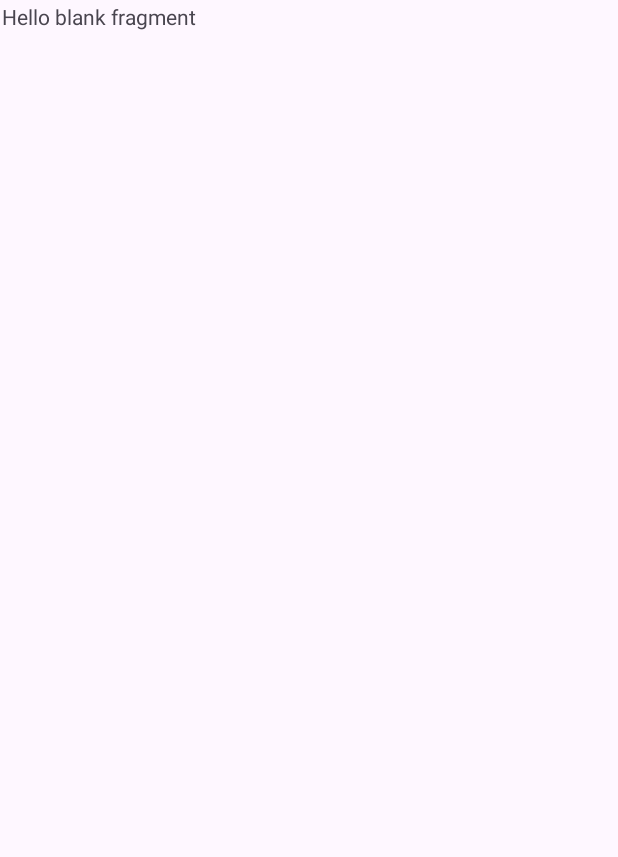
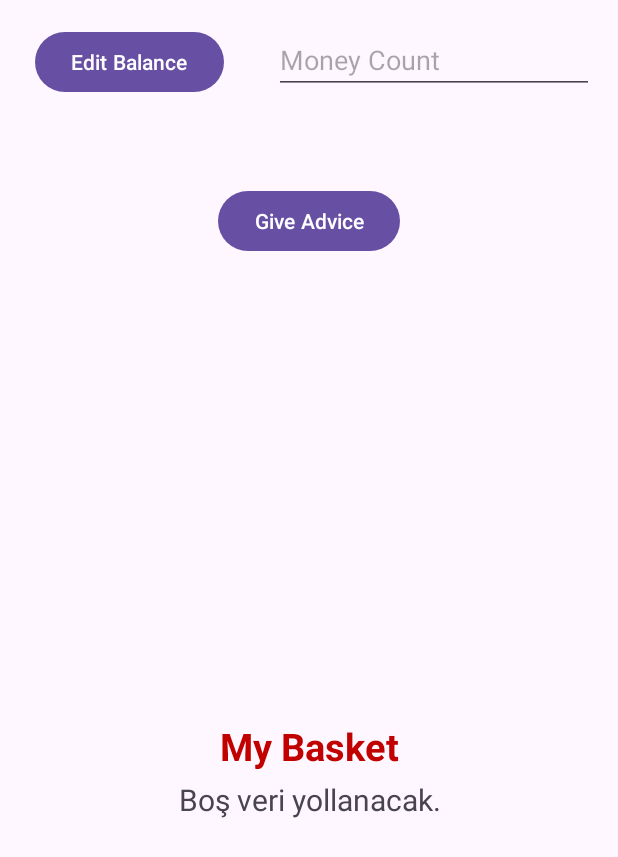
Before and after one commit to cvkcan/Mini-ExchangeApp, an Android app: the ProfileFragment screen opened through its navigation route, on a phone screen of 412 x 824 dp. Before the commit the part shown is almost empty. Shown: the top 857 px of the screen. Run offline under Robolectric (Android 15) with nearby library versions, the phone set to English and light mode, and no system bars.

Commit message:
ProfileFragment için recylerView'lara veri yollanma tamamlandı. GiveAdvice algoritması yazılacak. MyBasket datası için db kurulumu yapılıp veri çekilecek.

```diff
--- /dev/null
+++ b/app/src/main/java/com/cvkcan/exchangeapp/GetBasketRecyclerAdapter.kt
@@ -0,0 +1,29 @@
+package com.cvkcan.exchangeapp
+
+import android.view.LayoutInflater
+import android.view.View
+import android.view.ViewGroup
+import android.widget.TextView
+import androidx.recyclerview.widget.RecyclerView
+import androidx.recyclerview.widget.RecyclerView.ViewHolder
+
+class GetBasketRecyclerAdapter(val getBasketDatas : ArrayList<String>)
+    : RecyclerView.Adapter<GetBasketRecyclerAdapter.MyBasketVH>(){
+    class MyBasketVH(itemView : View) : RecyclerView.ViewHolder(itemView) {
+
+    }
+    override fun onCreateViewHolder(parent: ViewGroup, viewType: Int): MyBasketVH {
+        val itemView = LayoutInflater.from(parent.context)
+            .inflate(R.layout.recycler_getbasket,parent,false)
+        return MyBasketVH(itemView)
+    }
+
+    override fun getItemCount(): Int {
+        return getBasketDatas.size
+    }
+
+    override fun onBindViewHolder(holder: MyBasketVH, position: Int) {
+        holder.itemView.findViewById<TextView>(R.id.getBasketText).text =
+            getBasketDatas.get(position)
+    }
+}
--- /dev/null
+++ b/app/src/main/java/com/cvkcan/exchangeapp/GiveAdviceRecyclerAdapter.kt
@@ -0,0 +1,28 @@
+package com.cvkcan.exchangeapp
+
+import android.view.LayoutInflater
+import android.view.View
+import android.view.ViewGroup
+import android.widget.TextView
+import androidx.recyclerview.widget.RecyclerView
+
+class GiveAdviceRecyclerAdapter(val getAdvice : ArrayList<String>)
+    : RecyclerView.Adapter<GiveAdviceRecyclerAdapter.GiveAdviceVH>() {
+    class GiveAdviceVH(itemView : View) : RecyclerView.ViewHolder(itemView){
+
+    }
+
+    override fun onCreateViewHolder(parent: ViewGroup, viewType: Int): GiveAdviceVH {
+        val itemView = LayoutInflater.from(parent.context)
+            .inflate(R.layout.recycler_giveadvice,parent,false)
+        return GiveAdviceVH(itemView)
+    }
+
+    override fun getItemCount(): Int {
+        return getAdvice.size
+    }
+
+    override fun onBindViewHolder(holder: GiveAdviceVH, position: Int) {
+        holder.itemView.findViewById<TextView>(R.id.setAdviceText).text = getAdvice.get(position)
+    }
+}
--- a/app/src/main/java/com/cvkcan/exchangeapp/ProfileFragment.kt
+++ b/app/src/main/java/com/cvkcan/exchangeapp/ProfileFragment.kt
@@ -5,16 +5,48 @@ import androidx.fragment.app.Fragment
 import android.view.LayoutInflater
 import android.view.View
 import android.view.ViewGroup
+import android.widget.Button
+import androidx.recyclerview.widget.LinearLayoutManager
+import androidx.recyclerview.widget.RecyclerView
 
 class ProfileFragment : Fragment() {
+
+
+
     override fun onCreate(savedInstanceState: Bundle?) {
         super.onCreate(savedInstanceState)
+
     }
     override fun onCreateView(
         inflater: LayoutInflater, container: ViewGroup?,
         savedInstanceState: Bundle?
     ): View? {
+
         // Inflate the layout for this fragment
         return inflater.inflate(R.layout.fragment_profile, container, false)
+
+    }
+
+    override fun onViewCreated(view: View, savedInstanceState: Bundle?) {
+        super.onViewCreated(view, savedInstanceState)
+        val giveAdvice = view.findViewById<Button>(R.id.giveAdvice)
+        giveAdvice.setOnClickListener {
+            val totalValue = ArrayList<String>()
+            totalValue.add("2500 GOLD")
+            totalValue.add("1222 EURO")
+            val layout = LinearLayoutManager(this.context)
+            val recyclerView: RecyclerView = requireView().findViewById(R.id.recyclerView2)
+            recyclerView.layoutManager = layout
+            val adapter = GiveAdviceRecyclerAdapter(totalValue)
+            recyclerView.adapter = adapter
+        }
+        val aboutMyBasket = ArrayList<String>()
+        aboutMyBasket.add("Boş veri yollanacak.")
+        val layout = LinearLayoutManager(this.context)
+        val recyclerView: RecyclerView = requireView().findViewById(R.id.recyclerView)
+        recyclerView.layoutManager = layout
+        val adapter = GetBasketRecyclerAdapter(aboutMyBasket)
+        recyclerView.adapter = adapter
+
     }
 }
--- a/app/src/main/res/layout/fragment_profile.xml
+++ b/app/src/main/res/layout/fragment_profile.xml
@@ -1,14 +1,86 @@
 <?xml version="1.0" encoding="utf-8"?>
-<FrameLayout xmlns:android="http://schemas.android.com/apk/res/android"
+<androidx.constraintlayout.widget.ConstraintLayout xmlns:android="http://schemas.android.com/apk/res/android"
+    xmlns:app="http://schemas.android.com/apk/res-auto"
     xmlns:tools="http://schemas.android.com/tools"
     android:layout_width="match_parent"
     android:layout_height="match_parent"
     tools:context=".ProfileFragment">
 
-    <!-- TODO: Update blank fragment layout -->
+    <EditText
+        android:id="@+id/moneyCountText"
+        android:layout_width="wrap_content"
+        android:layout_height="wrap_content"
+        android:layout_marginTop="16dp"
+        android:ems="10"
+        android:hint="Money Count"
+        android:inputType="numberDecimal"
+        app:layout_constraintEnd_toEndOf="parent"
+        app:layout_constraintStart_toEndOf="@+id/editBalanceButton"
+        app:layout_constraintTop_toTopOf="parent" />
+
     <TextView
-        android:layout_width="match_parent"
-        android:layout_height="match_parent"
-        android:text="@string/hello_blank_fragment" />
+        android:id="@+id/textView"
+        android:layout_width="wrap_content"
+        android:layout_height="wrap_content"
+        android:layout_marginBottom="1dp"
+        android:gravity="center"
+        android:text="My Basket"
+        android:textColor="#C10000"
+        android:textColorHighlight="@color/white"
+        android:textSize="25dp"
+        android:textStyle="bold"
+        app:layout_constraintBottom_toTopOf="@+id/recyclerView"
+        app:layout_constraintEnd_toEndOf="parent"
+        app:layout_constraintStart_toStartOf="parent"
+        app:layout_constraintTop_toBottomOf="@+id/recyclerView2" />
 
-</FrameLayout>
+    <androidx.recyclerview.widget.RecyclerView
+        android:id="@+id/recyclerView"
+        android:layout_width="0dp"
+        android:layout_height="0dp"
+        android:layout_marginStart="18dp"
+        android:layout_marginEnd="18dp"
+        android:layout_marginBottom="11dp"
+        app:layout_constraintBottom_toBottomOf="parent"
+        app:layout_constraintEnd_toEndOf="parent"
+        app:layout_constraintStart_toStartOf="parent"
+        app:layout_constraintTop_toBottomOf="@+id/textView" />
+
+    <androidx.recyclerview.widget.RecyclerView
+        android:id="@+id/recyclerView2"
+        android:layout_width="0dp"
+        android:layout_height="0dp"
+        android:layout_marginStart="16dp"
+        android:layout_marginEnd="16dp"
+        android:layout_marginBottom="9dp"
+        app:layout_constraintBottom_toTopOf="@+id/textView"
+        app:layout_constraintEnd_toEndOf="parent"
+        app:layout_constraintStart_toStartOf="parent"
+        app:layout_constraintTop_toBottomOf="@+id/giveAdvice" />
+
+    <Button
+        android:id="@+id/giveAdvice"
+        android:layout_width="wrap_content"
+        android:layout_height="wrap_content"
+        android:layout_marginBottom="3dp"
+        android:onClick="giveAdviceEvent"
+        android:text="Give Advice"
+        app:layout_constraintBottom_toTopOf="@+id/recyclerView2"
+        app:layout_constraintEnd_toEndOf="@+id/recyclerView2"
+        app:layout_constraintStart_toStartOf="@+id/recyclerView2"
+        app:layout_constraintTop_toBottomOf="@+id/editBalanceButton" />
+
+    <Button
+        android:id="@+id/editBalanceButton"
+        android:layout_width="wrap_content"
+        android:layout_height="wrap_content"
+        android:layout_marginStart="7dp"
+        android:layout_marginTop="16dp"
+        android:layout_marginEnd="19dp"
+        android:layout_marginBottom="58dp"
+        android:text="Edit Balance"
+        app:layout_constraintBottom_toTopOf="@+id/giveAdvice"
+        app:layout_constraintEnd_toStartOf="@+id/moneyCountText"
+        app:layout_constraintStart_toStartOf="parent"
+        app:layout_constraintTop_toTopOf="parent" />
+</androidx.constraintlayout.widget.ConstraintLayout>
--- /dev/null
+++ b/app/src/main/res/layout/recycler_getbasket.xml
@@ -0,0 +1,17 @@
+<?xml version="1.0" encoding="utf-8"?>
+<FrameLayout
+    xmlns:android="http://schemas.android.com/apk/res/android"
+    xmlns:tools="http://schemas.android.com/tools"
+    android:layout_width="match_parent"
+    android:layout_height="wrap_content">
+
+    <TextView
+        android:id="@+id/getBasketText"
+        android:layout_width="match_parent"
+        android:layout_height="wrap_content"
+        android:layout_margin="3dp"
+        android:layout_weight="1"
+        android:text="Sample Text"
+        android:textAlignment="center"
+        android:textSize="20dp" />
+</FrameLayout>
--- /dev/null
+++ b/app/src/main/res/layout/recycler_giveadvice.xml
@@ -0,0 +1,21 @@
+<?xml version="1.0" encoding="utf-8"?>
+<LinearLayout
+    xmlns:android="http://schemas.android.com/apk/res/android"
+    xmlns:app="http://schemas.android.com/apk/res-auto"
+    xmlns:tools="http://schemas.android.com/tools"
+    android:layout_width="match_parent"
+    android:layout_height="wrap_content"
+    android:orientation="vertical"
+    >
+
+    <TextView
+        android:id="@+id/setAdviceText"
+        android:layout_width="match_parent"
+        android:layout_height="wrap_content"
+        android:layout_margin="3dp"
+        android:layout_weight="1"
+        android:text="Sample Text"
+        android:textAlignment="center"
+        android:textSize="20dp" />
+
+</LinearLayout>
```
